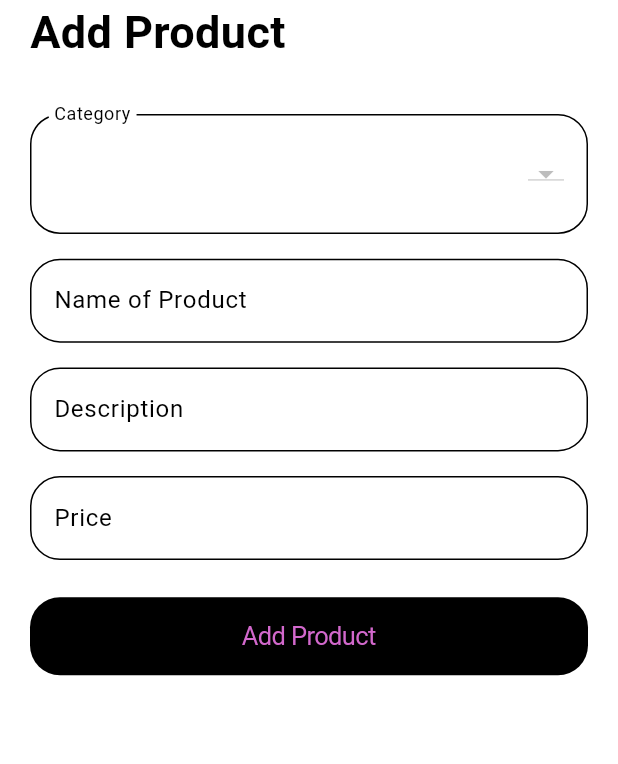
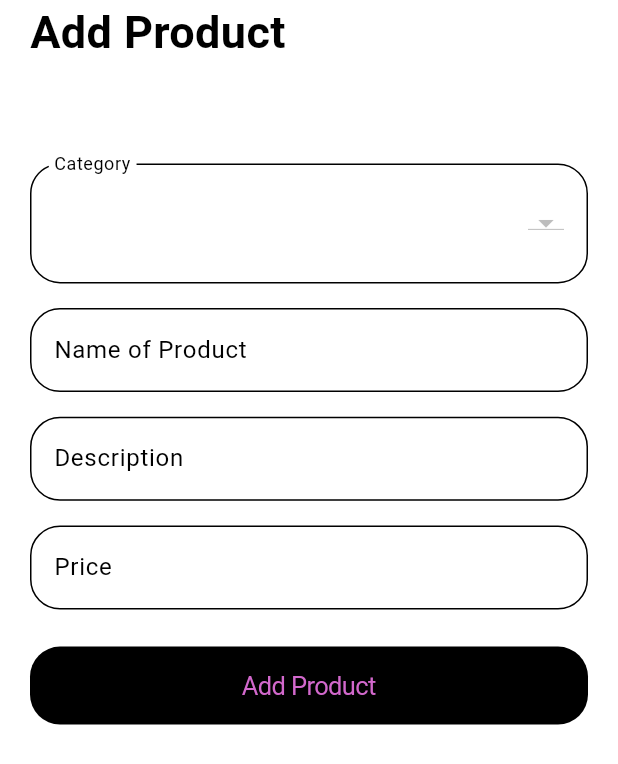
Before and after one commit to TheJambo05/Jumper, a Flutter app: the AddProductScreen screen opened by its route, on a phone screen of 412 x 824 dp. Shown: the top 764 px of the screen. Run offline on Flutter 3.47's test engine with Material 3 defaults, Android fonts, the phone set to English and light mode, and no system bars; our stand-ins replace cached_network_image, dio, email_validator, equatable, flutter_bloc, input_quantity and 2 more; missing offline and left inert: flutter_carousel_slider; accounts and stored records are empty; network calls fail.

```diff
--- a/lib/presentation/screens/vendors/add_products_screen.dart
+++ b/lib/presentation/screens/vendors/add_products_screen.dart
@@ -38,6 +38,12 @@ class _AddProductScreenState extends State<AddProductScreen> {
                             fontSize: 30, fontWeight: FontWeight.bold),
                       ),
                     ],
+                  ),
+                  SizedBox(
+                    height: MediaQuery.of(context).size.height * 0.02,
+                  ),
+                  SizedBox(
+                    height: MediaQuery.of(context).size.height * 0.02,
                   ),
                   SizedBox(
                     height: MediaQuery.of(context).size.height * 0.02,
```
